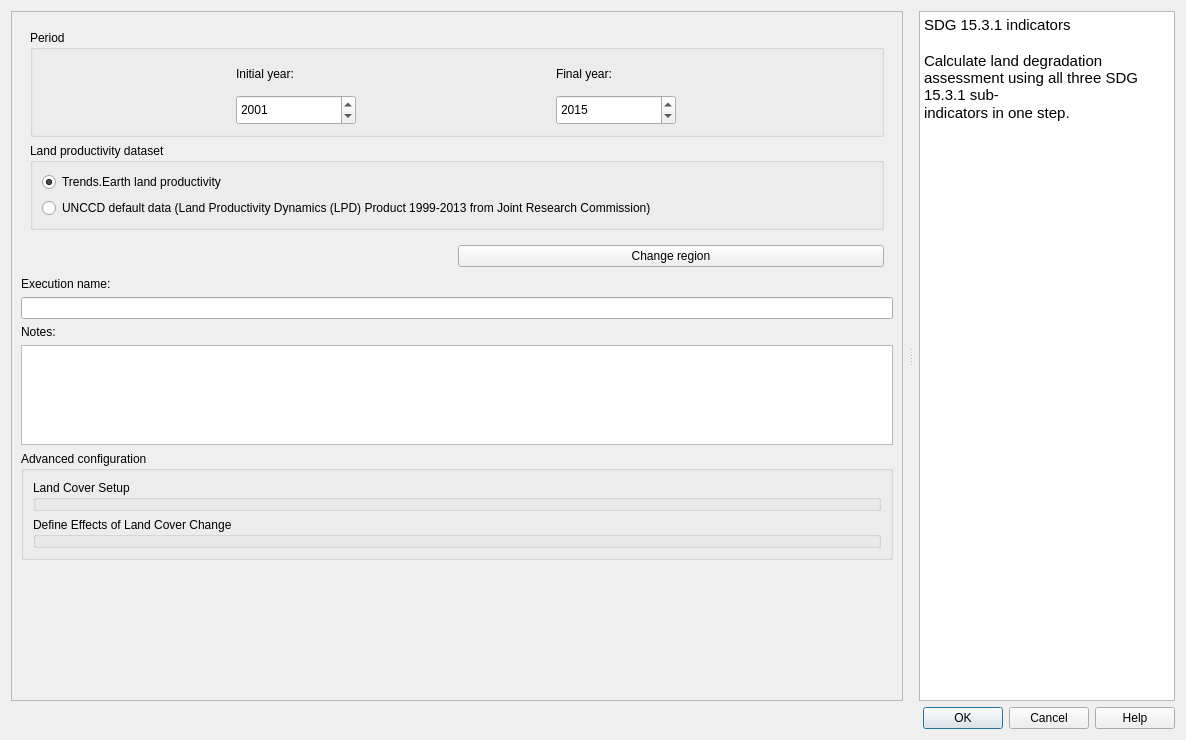
ConservationInternational/trends.earth, file LDMP/gui/DlgCalculateOneStep.ui: the form before one commit.
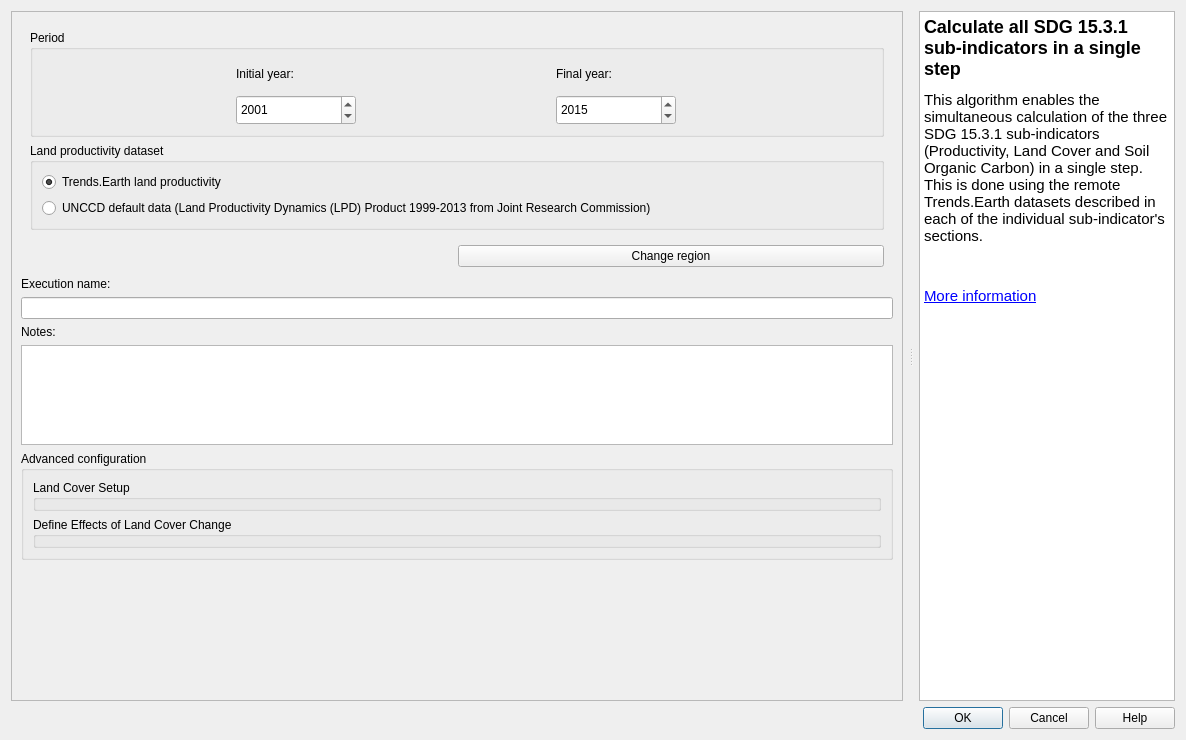
The form after the commit. Custom widgets are drawn as their Qt base class.

Commit message: Add default help to algorithm execution dialogues (#481)

Diff of the .ui file:
```diff
--- a/LDMP/gui/DlgCalculateOneStep.ui
+++ b/LDMP/gui/DlgCalculateOneStep.ui
@@ -426,10 +426,10 @@
 &lt;html&gt;&lt;head&gt;&lt;meta name=&quot;qrichtext&quot; content=&quot;1&quot; /&gt;&lt;style type=&quot;text/css&quot;&gt;
 p, li { white-space: pre-wrap; }
 &lt;/style&gt;&lt;/head&gt;&lt;body style=&quot; font-family:'Ubuntu'; font-size:11pt; font-weight:400; font-style:normal;&quot;&gt;
-&lt;p style=&quot; margin-top:0px; margin-bottom:0px; margin-left:0px; margin-right:0px; -qt-block-indent:0; text-indent:0px;&quot;&gt;SDG 15.3.1 indicators&lt;/p&gt;
-&lt;p style=&quot;-qt-paragraph-type:empty; margin-top:0px; margin-bottom:0px; margin-left:0px; margin-right:0px; -qt-block-indent:0; text-indent:0px; font-weight:600;&quot;&gt;&lt;br /&gt;&lt;/p&gt;
-&lt;p style=&quot; margin-top:0px; margin-bottom:0px; margin-left:0px; margin-right:0px; -qt-block-indent:0; text-indent:0px;&quot;&gt;Calculate land degradation assessment using all three SDG 15.3.1 sub-&lt;/p&gt;
-&lt;p style=&quot; margin-top:0px; margin-bottom:0px; margin-left:0px; margin-right:0px; -qt-block-indent:0; text-indent:0px;&quot;&gt;indicators in one step.&lt;/p&gt;&lt;/body&gt;&lt;/html&gt;</string>
+&lt;h2 style=&quot; margin-top:16px; margin-bottom:12px; margin-left:0px; margin-right:0px; -qt-block-indent:0; text-indent:0px;&quot;&gt;&lt;span style=&quot; font-size:x-large; font-weight:600;&quot;&gt;Calculate all SDG 15.3.1 sub-indicators in a single step&lt;/span&gt;&lt;/h2&gt;
+&lt;p style=&quot; margin-top:12px; margin-bottom:12px; margin-left:0px; margin-right:0px; -qt-block-indent:0; text-indent:0px;&quot;&gt;This algorithm enables the simultaneous calculation of the three SDG 15.3.1 sub-indicators (Productivity, Land Cover and Soil Organic Carbon) in a single step. This is done using the remote Trends.Earth datasets described in each of the individual sub-indicator's sections.&lt;/p&gt;
+&lt;p style=&quot;-qt-paragraph-type:empty; margin-top:12px; margin-bottom:12px; margin-left:0px; margin-right:0px; -qt-block-indent:0; text-indent:0px;&quot;&gt;&lt;br /&gt;&lt;/p&gt;
+&lt;p style=&quot; margin-top:12px; margin-bottom:12px; margin-left:0px; margin-right:0px; -qt-block-indent:0; text-indent:0px;&quot;&gt;&lt;a href=&quot;http://trends.earth/docs/en/background/understanding_indicators15.html#&quot;&gt;&lt;span style=&quot; text-decoration: underline; color:#0000ff;&quot;&gt;More information&lt;/span&gt;&lt;/a&gt;&lt;/p&gt;&lt;/body&gt;&lt;/html&gt;</string>
       </property>
       <property name="openExternalLinks">
        <bool>true</bool>
```
Left out of the diff: 2 changed lines with no effect on the pictures. The commit also changes 6 other files.
